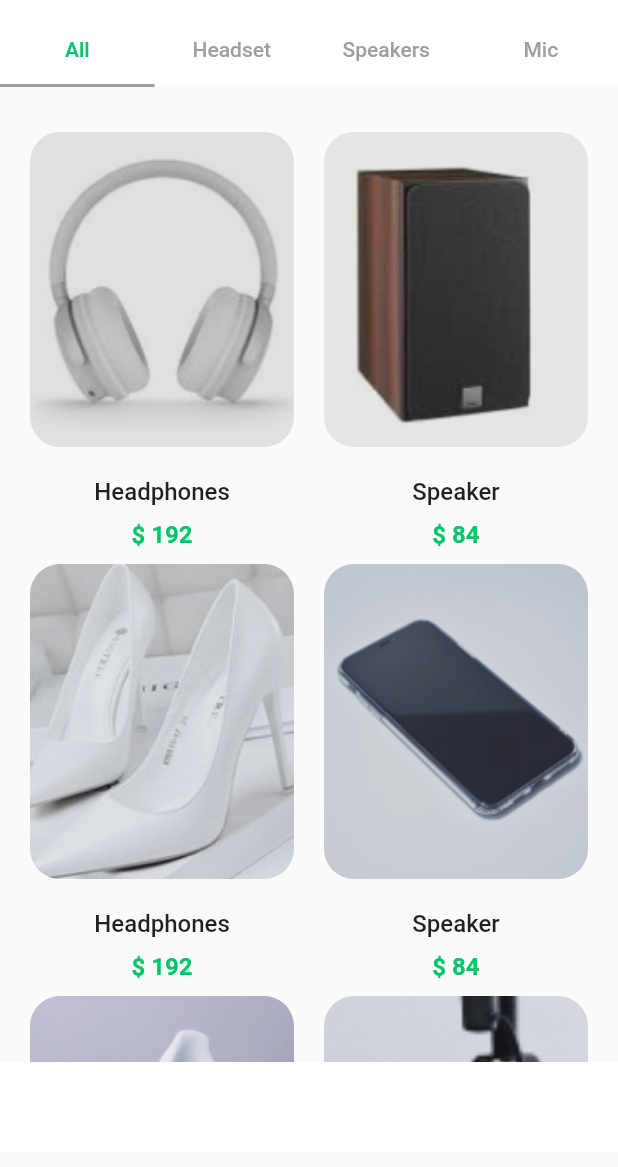
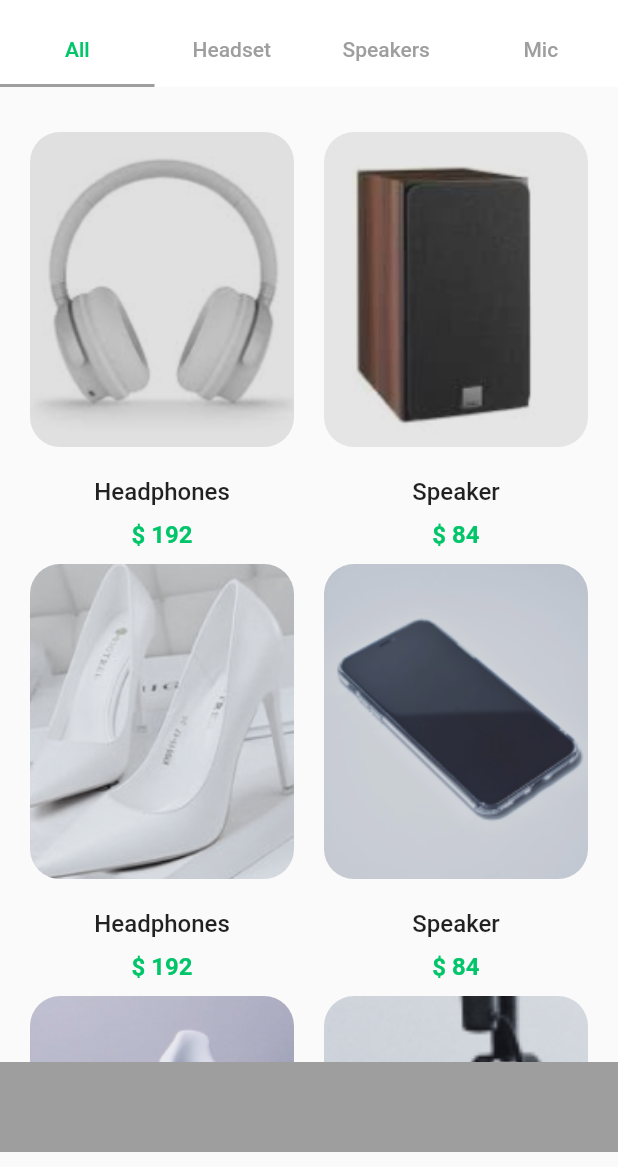
Before and after one commit to malavikaac/Flutter_Shopping_App_UI, a Flutter app: the ProductPage screen opened directly, on a phone screen of 412 x 824 dp, the part 69-1236 px from its top. Run offline on Flutter 3.47's test engine with Material 2 defaults, Android fonts, the phone set to English and light mode, and no system bars; our stand-ins replace flutter_svg.

Commit message:
fix -products page

```diff
--- a/lib/bottom navigation pages/explrorepage/all_products_page.dart
+++ b/lib/bottom navigation pages/explrorepage/all_products_page.dart
@@ -62,7 +62,7 @@ class _AllProductsPageState extends State<AllProductsPage> {
                               child: Column(
                                 children: [
                                   Container(
-                                      margin: EdgeInsets.all(10),
+                                      margin: const EdgeInsets.all(10),
                                       height: 210,
                                       width: double.infinity,
                                       child: ClipRRect(
@@ -130,7 +130,7 @@ class _AllProductsPageState extends State<AllProductsPage> {
                               child: Column(
                                 children: [
                                   Container(
-                                      margin: EdgeInsets.all(10),
+                                      margin: const EdgeInsets.all(10),
                                       height: 210,
                                       width: double.infinity,
                                       child: ClipRRect(
@@ -198,7 +198,7 @@ class _AllProductsPageState extends State<AllProductsPage> {
                               child: Column(
                                 children: [
                                   Container(
-                                      margin: EdgeInsets.all(10),
+                                      margin: const EdgeInsets.all(10),
                                       height: 210,
                                       width: double.infinity,
                                       child: ClipRRect(
@@ -238,7 +238,7 @@ class _AllProductsPageState extends State<AllProductsPage> {
           ),
           Container(
             height: 60,
-            color:Colors.white,
+            color:myColors.greyTextColor,
           )
         ],
       ),
```
